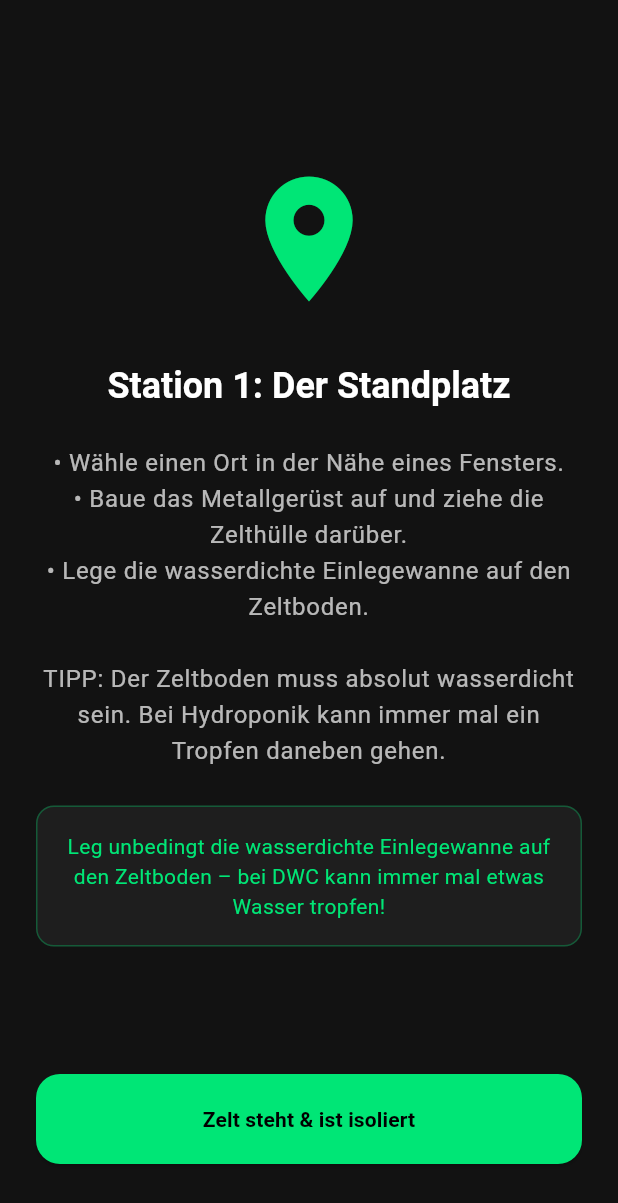
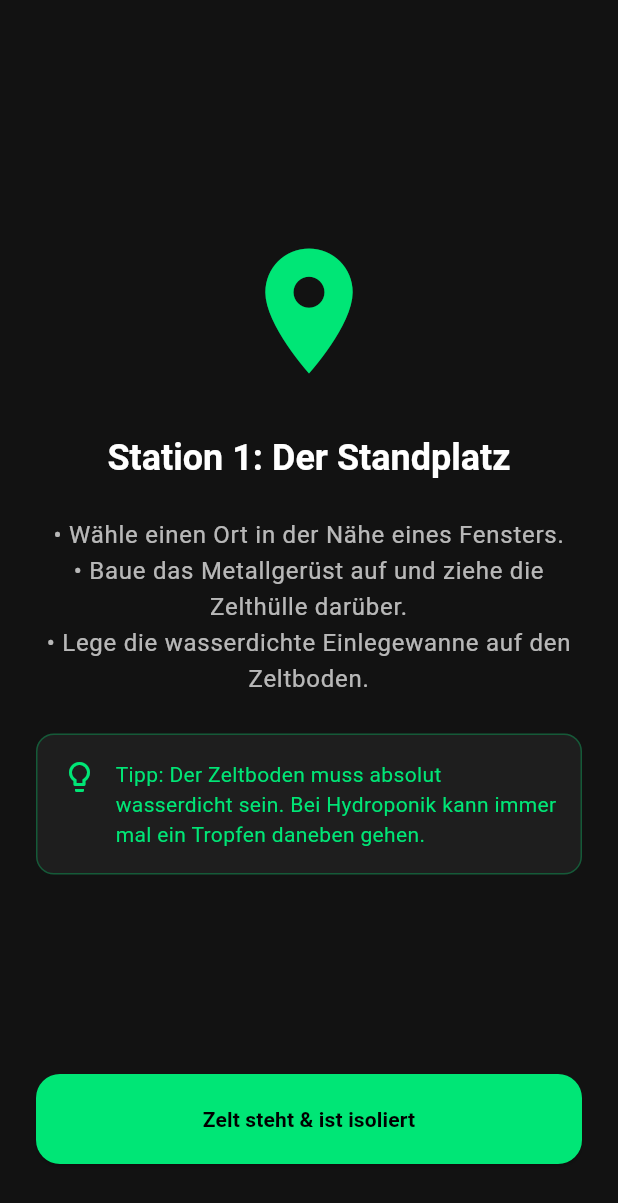
Before and after one commit to mathisHeidrich/Grow_Guide, a Flutter app: the TentSetupScreen screen opened by its route, swiped to page 2, on a phone screen of 412 x 824 dp. Shown: the top 1203 px of the screen. Run offline on Flutter 3.47's test engine with Material 3 defaults, Android fonts, the phone set to English and light mode, and no system bars; our stand-ins replace drift, flutter_local_notifications, flutter_riverpod, go_router, timezone; accounts and stored records are empty; generated files the repository leaves out were written again.

Commit message:
feat(ui): implement universal TipFormattedText and remove duplicate tips

```diff
--- a/lib/l10n/app_de.arb
+++ b/lib/l10n/app_de.arb
@@ -186,43 +186,33 @@
   },
   "tentTitle1": "Station 1: Der Standplatz",
   "tentDesc1": "• Wähle einen Ort in der Nähe eines Fensters.\n• Baue das Metallgerüst auf und ziehe die Zelthülle darüber.\n• Lege die wasserdichte Einlegewanne auf den Zeltboden.\n\nTIPP: Der Zeltboden muss absolut wasserdicht sein. Bei Hydroponik kann immer mal ein Tropfen daneben gehen.",
-  "tentTip1": "Leg unbedingt die wasserdichte Einlegewanne auf den Zeltboden – bei DWC kann immer mal etwas Wasser tropfen!",
   "tentNext1": "Zelt steht & ist isoliert",
   "tentTitle2": "Station 2: Die Lunge des Zeltes",
   "tentDesc2": "• Hänge den Aktivkohlefilter (AKF) und den Rohrventilator ganz oben unter die Zeltdecke.\n• Verbinde beide luftdicht miteinander.\n\nTIPP: Nutze großzügig Panzertape oder starke Schlauchklemmen. Jeder Millimeter, der nicht dicht ist, lässt später ungefilterten Geruch entweichen.",
-  "tentTip2": "Achte darauf, dass die Verbindung zwischen AKF und Ventilator absolut luftdicht ist (Panzertape hilft!).",
   "tentNext2": "Abluft hängt sicher",
   "tentTitle3": "Station 3: Abluftschlauch",
   "tentDesc3": "• Führe den Abluftschlauch vom Ventilator durch eine der oberen Öffnungen nach draußen, idealerweise aus dem Fenster.",
-  "tentTip3": "Die Abluft sollte idealerweise aus dem Raum (z.B. aus dem Fenster) geleitet werden, um die Luftfeuchtigkeit im Zimmer nicht zu stark zu erhöhen.",
   "tentNext3": "Schlauch verlegt",
   "tentTitle4": "Station 4: Die Sonne aufhängen",
   "tentDesc4": "• Hänge deine LED-Lampe mittig im Zelt auf.\n• Verwende stufenlos verstellbare Seilzugratschen (Rope Ratchets), keine starren Ketten.\n\nTIPP: Wenn deine Lampe ein externes Netzteil (Driver) hat, montiere es außerhalb des Zeltes. Das erspart dir im Sommer Hitze.",
-  "tentTip4": "Wenn möglich, montiere das Netzteil (Driver) der Lampe außerhalb des Zeltes, um Hitze im Zelt zu vermeiden.",
   "tentNext4": "Lampe hängt",
   "tentTitle5": "Station 5: Die frische Brise",
   "tentDesc5": "• Befestige deine Umluft-Ventilatoren an den Eckstangen.\n• Richte sie so aus, dass sie später über und unter dem Blätterdach wehen.\n\nTIPP: Richte den Luftstrom niemals direkt auf eine junge Pflanze. Das führt zu massivem Windbrand.",
-  "tentTip5": "Richte die Ventilatoren nie direkt auf die kleinen Pflanzen (Windbrand-Gefahr!), sondern lass sie leicht darüber oder gegen die Zeltwand pusten.",
   "tentNext5": "Ventilatoren montiert",
   "tentTitle6": "Station 6: Eimer & Pumpe",
   "tentDesc6": "• Stelle den leeren DWC-Eimer mittig unter die Lampe.\n• Setze den Netztopf ein.",
-  "tentTip6": "Wasche deinen Blähton VOR der Benutzung extrem gründlich aus, sonst hast du später roten Schlamm im Eimer, der den pH-Wert ruiniert!",
   "tentNext6": "Eimer positioniert",
   "tentTitle7": "Station 7: Die Lunge (Luftpumpe)",
-  "tentDesc7": "• Positioniere die Luftpumpe außerhalb des Zeltes.\n• Führe den Luftschlauch zum Ausströmerstein im Eimer.\n\nTIPP: Stelle die Luftpumpe immer auf eine kleine Erhöhung oberhalb des maximalen Wasserspiegels (Siphon-Effekt verhindern).",
-  "tentTip7": "WICHTIG: Die Luftpumpe MUSS immer außerhalb des Zeltes stehen und am besten höher als der Wasserspiegel! Fällt der Strom aus, kann das Wasser sonst durch den Schlauch in die Pumpe laufen.",
+  "tentDesc7": "• Positioniere die Luftpumpe außerhalb des Zeltes.\n• Führe den Luftschlauch zum Ausströmerstein im Eimer.\n\nTIPP: WICHTIG: Die Luftpumpe MUSS immer außerhalb des Zeltes stehen und am besten höher als der Wasserspiegel! Fällt der Strom aus, kann das Wasser sonst durch den Schlauch in die Pumpe laufen.",
   "tentNext7": "Pumpe platziert",
   "tentTitle8": "Station 8: Verkabelung",
   "tentDesc8": "• Führe alle Kabel sauber durch die vorgesehenen Öffnungen nach draußen.\n\nTIPP: Lege unter keinen Umständen Mehrfachsteckdosen auf den Zeltboden. Wasser und Strom sind lebensgefährlich.",
-  "tentTip8": "Wasser und Strom sind Feinde! Leg NIEMALS Mehrfachsteckdosen auf den Zeltboden. Befestige sie sicher außerhalb oder häng sie weit oben auf.",
   "tentNext8": "Kabel verlegt",
   "tentTitle9": "Station 9: Zeitschaltuhr & Dauerstrom",
   "tentDesc9": "• Schließe die Lampe an die Zeitschaltuhr an.\n• Abluft, Umluft und Luftpumpe laufen auf Dauerstrom (24/7).",
-  "tentTip9": "Abluft, Umluft und vor allem die Luftpumpe für die Wurzeln laufen IMMER (24/7)! Die Luftpumpe darf niemals ausgeschaltet werden.",
   "tentNext9": "Alles verkabelt",
   "tentTitle10": "Station 10: Der letzte Check",
   "tentDesc10": "• Schalte alle Geräte ein und schließe das Zelt vollständig.\n• Zieht sich die Zelthülle leicht nach innen? (Unterdruck-Check).\n\nTIPP: Schalte das Licht im Raum aus. Dringt aus dem Zelt irgendwo Licht nach außen? Klebe Lecks von innen ab.",
-  "tentTip10": "Unterdruck-Check: Ziehen sich die Wände leicht nach innen? Gut! Licht-Check: Mach das Licht im Zimmer aus – dringt irgendwo Licht aus dem Zelt? Klebe es ab!",
   "tentNext10": "Setup abgeschlossen!",
   "ppfdTitle": "PPFD Meter",
   "ppfdCalibrationTitle": "Kalibrierung",
--- a/lib/l10n/app_localizations.dart
+++ b/lib/l10n/app_localizations.dart
@@ -898,12 +898,6 @@ abstract class AppLocalizations {
   /// **'• Wähle einen Ort in der Nähe eines Fensters.\n• Baue das Metallgerüst auf und ziehe die Zelthülle darüber.\n• Lege die wasserdichte Einlegewanne auf den Zeltboden.\n\nTIPP: Der Zeltboden muss absolut wasserdicht sein. Bei Hydroponik kann immer mal ein Tropfen daneben gehen.'**
   String get tentDesc1;
 
-  /// No description provided for @tentTip1.
-  ///
-  /// In de, this message translates to:
-  /// **'Leg unbedingt die wasserdichte Einlegewanne auf den Zeltboden – bei DWC kann immer mal etwas Wasser tropfen!'**
-  String get tentTip1;
-
   /// No description provided for @tentNext1.
   ///
   /// In de, this message translates to:
@@ -922,12 +916,6 @@ abstract class AppLocalizations {
   /// **'• Hänge den Aktivkohlefilter (AKF) und den Rohrventilator ganz oben unter die Zeltdecke.\n• Verbinde beide luftdicht miteinander.\n\nTIPP: Nutze großzügig Panzertape oder starke Schlauchklemmen. Jeder Millimeter, der nicht dicht ist, lässt später ungefilterten Geruch entweichen.'**
   String get tentDesc2;
 
-  /// No description provided for @tentTip2.
-  ///
-  /// In de, this message translates to:
-  /// **'Achte darauf, dass die Verbindung zwischen AKF und Ventilator absolut luftdicht ist (Panzertape hilft!).'**
-  String get tentTip2;
-
   /// No description provided for @tentNext2.
   ///
   /// In de, this message translates to:
@@ -946,12 +934,6 @@ abstract class AppLocalizations {
   /// **'• Führe den Abluftschlauch vom Ventilator durch eine der oberen Öffnungen nach draußen, idealerweise aus dem Fenster.'**
   String get tentDesc3;
 
-  /// No description provided for @tentTip3.
-  ///
-  /// In de, this message translates to:
-  /// **'Die Abluft sollte idealerweise aus dem Raum (z.B. aus dem Fenster) geleitet werden, um die Luftfeuchtigkeit im Zimmer nicht zu stark zu erhöhen.'**
-  String get tentTip3;
-
   /// No description provided for @tentNext3.
   ///
   /// In de, this message translates to:
@@ -970,12 +952,6 @@ abstract class AppLocalizations {
   /// **'• Hänge deine LED-Lampe mittig im Zelt auf.\n• Verwende stufenlos verstellbare Seilzugratschen (Rope Ratchets), keine starren Ketten.\n\nTIPP: Wenn deine Lampe ein externes Netzteil (Driver) hat, montiere es außerhalb des Zeltes. Das erspart dir im Sommer Hitze.'**
   String get tentDesc4;
 
-  /// No description provided for @tentTip4.
-  ///
-  /// In de, this message translates to:
-  /// **'Wenn möglich, montiere das Netzteil (Driver) der Lampe außerhalb des Zeltes, um Hitze im Zelt zu vermeiden.'**
-  String get tentTip4;
-
   /// No description provided for @tentNext4.
   ///
   /// In de, this message translates to:
@@ -994,12 +970,6 @@ abstract class AppLocalizations {
   /// **'• Befestige deine Umluft-Ventilatoren an den Eckstangen.\n• Richte sie so aus, dass sie später über und unter dem Blätterdach wehen.\n\nTIPP: Richte den Luftstrom niemals direkt auf eine junge Pflanze. Das führt zu massivem Windbrand.'**
   String get tentDesc5;
 
-  /// No description provided for @tentTip5.
-  ///
-  /// In de, this message translates to:
-  /// **'Richte die Ventilatoren nie direkt auf die kleinen Pflanzen (Windbrand-Gefahr!), sondern lass sie leicht darüber oder gegen die Zeltwand pusten.'**
-  String get tentTip5;
-
   /// No description provided for @tentNext5.
   ///
   /// In de, this message translates to:
@@ -1018,12 +988,6 @@ abstract class AppLocalizations {
   /// **'• Stelle den leeren DWC-Eimer mittig unter die Lampe.\n• Setze den Netztopf ein.'**
   String get tentDesc6;
 
-  /// No description provided for @tentTip6.
-  ///
-  /// In de, this message translates to:
-  /// **'Wasche deinen Blähton VOR der Benutzung extrem gründlich aus, sonst hast du später roten Schlamm im Eimer, der den pH-Wert ruiniert!'**
-  String get tentTip6;
-
   /// No description provided for @tentNext6.
   ///
   /// In de, this message translates to:
@@ -1039,14 +1003,8 @@ abstract class AppLocalizations {
   /// No description provided for @tentDesc7.
   ///
   /// In de, this message translates to:
-  /// **'• Positioniere die Luftpumpe außerhalb des Zeltes.\n• Führe den Luftschlauch zum Ausströmerstein im Eimer.\n\nTIPP: Stelle die Luftpumpe immer auf eine kleine Erhöhung oberhalb des maximalen Wasserspiegels (Siphon-Effekt verhindern).'**
+  /// **'• Positioniere die Luftpumpe außerhalb des Zeltes.\n• Führe den Luftschlauch zum Ausströmerstein im Eimer.\n\nTIPP: WICHTIG: Die Luftpumpe MUSS immer außerhalb des Zeltes stehen und am besten höher als der Wasserspiegel! Fällt der Strom aus, kann das Wasser sonst durch den Schlauch in die Pumpe laufen.'**
   String get tentDesc7;
-
-  /// No description provided for @tentTip7.
-  ///
-  /// In de, this message translates to:
-  /// **'WICHTIG: Die Luftpumpe MUSS immer außerhalb des Zeltes stehen und am besten höher als der Wasserspiegel! Fällt der Strom aus, kann das Wasser sonst durch den Schlauch in die Pumpe laufen.'**
-  String get tentTip7;
 
   /// No description provided for @tentNext7.
   ///
@@ -1066,12 +1024,6 @@ abstract class AppLocalizations {
   /// **'• Führe alle Kabel sauber durch die vorgesehenen Öffnungen nach draußen.\n\nTIPP: Lege unter keinen Umständen Mehrfachsteckdosen auf den Zeltboden. Wasser und Strom sind lebensgefährlich.'**
   String get tentDesc8;
 
-  /// No description provided for @tentTip8.
-  ///
-  /// In de, this message translates to:
-  /// **'Wasser und Strom sind Feinde! Leg NIEMALS Mehrfachsteckdosen auf den Zeltboden. Befestige sie sicher außerhalb oder häng sie weit oben auf.'**
-  String get tentTip8;
-
   /// No description provided for @tentNext8.
   ///
   /// In de, this message translates to:
@@ -1090,12 +1042,6 @@ abstract class AppLocalizations {
   /// **'• Schließe die Lampe an die Zeitschaltuhr an.\n• Abluft, Umluft und Luftpumpe laufen auf Dauerstrom (24/7).'**
   String get tentDesc9;
 
-  /// No description provided for @tentTip9.
-  ///
-  /// In de, this message translates to:
-  /// **'Abluft, Umluft und vor allem die Luftpumpe für die Wurzeln laufen IMMER (24/7)! Die Luftpumpe darf niemals ausgeschaltet werden.'**
-  String get tentTip9;
-
   /// No description provided for @tentNext9.
   ///
   /// In de, this message translates to:
@@ -1113,12 +1059,6 @@ abstract class AppLocalizations {
   /// In de, this message translates to:
   /// **'• Schalte alle Geräte ein und schließe das Zelt vollständig.\n• Zieht sich die Zelthülle leicht nach innen? (Unterdruck-Check).\n\nTIPP: Schalte das Licht im Raum aus. Dringt aus dem Zelt irgendwo Licht nach außen? Klebe Lecks von innen ab.'**
   String get tentDesc10;
-
-  /// No description provided for @tentTip10.
-  ///
-  /// In de, this message translates to:
-  /// **'Unterdruck-Check: Ziehen sich die Wände leicht nach innen? Gut! Licht-Check: Mach das Licht im Zimmer aus – dringt irgendwo Licht aus dem Zelt? Klebe es ab!'**
-  String get tentTip10;
 
   /// No description provided for @tentNext10.
   ///
--- a/lib/l10n/app_localizations_de.dart
+++ b/lib/l10n/app_localizations_de.dart
@@ -451,10 +451,6 @@ class AppLocalizationsDe extends AppLocalizations {
       '• Wähle einen Ort in der Nähe eines Fensters.\n• Baue das Metallgerüst auf und ziehe die Zelthülle darüber.\n• Lege die wasserdichte Einlegewanne auf den Zeltboden.\n\nTIPP: Der Zeltboden muss absolut wasserdicht sein. Bei Hydroponik kann immer mal ein Tropfen daneben gehen.';
 
   @override
-  String get tentTip1 =>
-      'Leg unbedingt die wasserdichte Einlegewanne auf den Zeltboden – bei DWC kann immer mal etwas Wasser tropfen!';
-
-  @override
   String get tentNext1 => 'Zelt steht & ist isoliert';
 
   @override
@@ -465,10 +461,6 @@ class AppLocalizationsDe extends AppLocalizations {
       '• Hänge den Aktivkohlefilter (AKF) und den Rohrventilator ganz oben unter die Zeltdecke.\n• Verbinde beide luftdicht miteinander.\n\nTIPP: Nutze großzügig Panzertape oder starke Schlauchklemmen. Jeder Millimeter, der nicht dicht ist, lässt später ungefilterten Geruch entweichen.';
 
   @override
-  String get tentTip2 =>
-      'Achte darauf, dass die Verbindung zwischen AKF und Ventilator absolut luftdicht ist (Panzertape hilft!).';
-
-  @override
   String get tentNext2 => 'Abluft hängt sicher';
 
   @override
@@ -479,10 +471,6 @@ class AppLocalizationsDe extends AppLocalizations {
       '• Führe den Abluftschlauch vom Ventilator durch eine der oberen Öffnungen nach draußen, idealerweise aus dem Fenster.';
 
   @override
-  String get tentTip3 =>
-      'Die Abluft sollte idealerweise aus dem Raum (z.B. aus dem Fenster) geleitet werden, um die Luftfeuchtigkeit im Zimmer nicht zu stark zu erhöhen.';
-
-  @override
   String get tentNext3 => 'Schlauch verlegt';
 
   @override
@@ -493,10 +481,6 @@ class AppLocalizationsDe extends AppLocalizations {
       '• Hänge deine LED-Lampe mittig im Zelt auf.\n• Verwende stufenlos verstellbare Seilzugratschen (Rope Ratchets), keine starren Ketten.\n\nTIPP: Wenn deine Lampe ein externes Netzteil (Driver) hat, montiere es außerhalb des Zeltes. Das erspart dir im Sommer Hitze.';
 
   @override
-  String get tentTip4 =>
-      'Wenn möglich, montiere das Netzteil (Driver) der Lampe außerhalb des Zeltes, um Hitze im Zelt zu vermeiden.';
-
-  @override
   String get tentNext4 => 'Lampe hängt';
 
   @override
@@ -507,10 +491,6 @@ class AppLocalizationsDe extends AppLocalizations {
       '• Befestige deine Umluft-Ventilatoren an den Eckstangen.\n• Richte sie so aus, dass sie später über und unter dem Blätterdach wehen.\n\nTIPP: Richte den Luftstrom niemals direkt auf eine junge Pflanze. Das führt zu massivem Windbrand.';
 
   @override
-  String get tentTip5 =>
-      'Richte die Ventilatoren nie direkt auf die kleinen Pflanzen (Windbrand-Gefahr!), sondern lass sie leicht darüber oder gegen die Zeltwand pusten.';
-
-  @override
   String get tentNext5 => 'Ventilatoren montiert';
 
   @override
@@ -521,10 +501,6 @@ class AppLocalizationsDe extends AppLocalizations {
       '• Stelle den leeren DWC-Eimer mittig unter die Lampe.\n• Setze den Netztopf ein.';
 
   @override
-  String get tentTip6 =>
-      'Wasche deinen Blähton VOR der Benutzung extrem gründlich aus, sonst hast du später roten Schlamm im Eimer, der den pH-Wert ruiniert!';
-
-  @override
   String get tentNext6 => 'Eimer positioniert';
 
   @override
@@ -532,11 +508,7 @@ class AppLocalizationsDe extends AppLocalizations {
 
   @override
   String get tentDesc7 =>
-      '• Positioniere die Luftpumpe außerhalb des Zeltes.\n• Führe den Luftschlauch zum Ausströmerstein im Eimer.\n\nTIPP: Stelle die Luftpumpe immer auf eine kleine Erhöhung oberhalb des maximalen Wasserspiegels (Siphon-Effekt verhindern).';
-
-  @override
-  String get tentTip7 =>
-      'WICHTIG: Die Luftpumpe MUSS immer außerhalb des Zeltes stehen und am besten höher als der Wasserspiegel! Fällt der Strom aus, kann das Wasser sonst durch den Schlauch in die Pumpe laufen.';
+      '• Positioniere die Luftpumpe außerhalb des Zeltes.\n• Führe den Luftschlauch zum Ausströmerstein im Eimer.\n\nTIPP: WICHTIG: Die Luftpumpe MUSS immer außerhalb des Zeltes stehen und am besten höher als der Wasserspiegel! Fällt der Strom aus, kann das Wasser sonst durch den Schlauch in die Pumpe laufen.';
 
   @override
   String get tentNext7 => 'Pumpe platziert';
@@ -549,10 +521,6 @@ class AppLocalizationsDe extends AppLocalizations {
       '• Führe alle Kabel sauber durch die vorgesehenen Öffnungen nach draußen.\n\nTIPP: Lege unter keinen Umständen Mehrfachsteckdosen auf den Zeltboden. Wasser und Strom sind lebensgefährlich.';
 
   @override
-  String get tentTip8 =>
-      'Wasser und Strom sind Feinde! Leg NIEMALS Mehrfachsteckdosen auf den Zeltboden. Befestige sie sicher außerhalb oder häng sie weit oben auf.';
-
-  @override
   String get tentNext8 => 'Kabel verlegt';
 
   @override
@@ -563,10 +531,6 @@ class AppLocalizationsDe extends AppLocalizations {
       '• Schließe die Lampe an die Zeitschaltuhr an.\n• Abluft, Umluft und Luftpumpe laufen auf Dauerstrom (24/7).';
 
   @override
-  String get tentTip9 =>
-      'Abluft, Umluft und vor allem die Luftpumpe für die Wurzeln laufen IMMER (24/7)! Die Luftpumpe darf niemals ausgeschaltet werden.';
-
-  @override
   String get tentNext9 => 'Alles verkabelt';
 
   @override
@@ -575,10 +539,6 @@ class AppLocalizationsDe extends AppLocalizations {
   @override
   String get tentDesc10 =>
       '• Schalte alle Geräte ein und schließe das Zelt vollständig.\n• Zieht sich die Zelthülle leicht nach innen? (Unterdruck-Check).\n\nTIPP: Schalte das Licht im Raum aus. Dringt aus dem Zelt irgendwo Licht nach außen? Klebe Lecks von innen ab.';
-
-  @override
-  String get tentTip10 =>
-      'Unterdruck-Check: Ziehen sich die Wände leicht nach innen? Gut! Licht-Check: Mach das Licht im Zimmer aus – dringt irgendwo Licht aus dem Zelt? Klebe es ab!';
 
   @override
   String get tentNext10 => 'Setup abgeschlossen!';
--- a/lib/screens/checkin_screen.dart
+++ b/lib/screens/checkin_screen.dart
@@ -1,6 +1,7 @@
 import '../providers/time_provider.dart';
 import 'package:drift/drift.dart' as drift;
 import 'package:flutter/material.dart';
+import '../widgets/tip_formatted_text.dart';
 import 'package:flutter_riverpod/flutter_riverpod.dart';
 import 'package:go_router/go_router.dart';
 import '../providers/database_provider.dart';
@@ -1273,7 +1274,7 @@ class _CheckinScreenState extends ConsumerState<CheckinScreen> {
             textAlign: TextAlign.center,
           ),
           const SizedBox(height: 24),
-          Text(
+          TipFormattedText(
             text,
             style: Theme.of(context).textTheme.bodyLarge?.copyWith(
                   color: Colors.white70,
--- a/lib/screens/finish_wizard_screen.dart
+++ b/lib/screens/finish_wizard_screen.dart
@@ -1,4 +1,5 @@
 import 'package:flutter/material.dart';
+import '../widgets/tip_formatted_text.dart';
 import 'package:drift/drift.dart' as drift;
 import 'package:flutter_riverpod/flutter_riverpod.dart';
 import 'package:go_router/go_router.dart';
@@ -218,7 +219,7 @@ class _FinishWizardScreenState extends ConsumerState<FinishWizardScreen> {
             textAlign: TextAlign.center,
           ),
           const SizedBox(height: 24),
-          Text(
+          TipFormattedText(
             text,
             style: Theme.of(context).textTheme.bodyLarge?.copyWith(
                   color: Colors.white70,
--- a/lib/screens/harvest_wizard_screen.dart
+++ b/lib/screens/harvest_wizard_screen.dart
@@ -1,4 +1,5 @@
 import 'package:flutter/material.dart';
+import '../widgets/tip_formatted_text.dart';
 import 'package:drift/drift.dart' as drift;
 import 'package:flutter_riverpod/flutter_riverpod.dart';
 import 'package:go_router/go_router.dart';
@@ -142,7 +143,7 @@ class _HarvestWizardScreenState extends ConsumerState<HarvestWizardScreen> {
             textAlign: TextAlign.center,
           ),
           const SizedBox(height: 24),
-          Text(
+          TipFormattedText(
             text,
             style: Theme.of(context).textTheme.bodyLarge?.copyWith(
                   color: Colors.white70,
--- a/lib/screens/tent_setup_screen.dart
+++ b/lib/screens/tent_setup_screen.dart
@@ -1,4 +1,5 @@
 import 'package:flutter/material.dart';
+import '../widgets/tip_formatted_text.dart';
 import 'package:flutter_riverpod/flutter_riverpod.dart';
 import 'package:go_router/go_router.dart';
 import '../providers/database_provider.dart';
@@ -59,7 +60,6 @@ class _TentSetupScreenState extends ConsumerState<TentSetupScreen> {
             _buildSlide(
               title: l10n.tentTitle1,
               text: l10n.tentDesc1,
-              tipText: l10n.tentTip1,
               icon: Icons.place,
               nextButtonText: l10n.tentNext1,
               onNext: _nextPage,
@@ -67,7 +67,6 @@ class _TentSetupScreenState extends ConsumerState<TentSetupScreen> {
             _buildSlide(
               title: l10n.tentTitle2,
               text: l10n.tentDesc2,
-              tipText: l10n.tentTip2,
               icon: Icons.filter_alt,
               nextButtonText: l10n.tentNext2,
               onNext: _nextPage,
@@ -76,7 +75,6 @@ class _TentSetupScreenState extends ConsumerState<TentSetupScreen> {
             _buildSlide(
               title: l10n.tentTitle3,
               text: l10n.tentDesc3,
-              tipText: l10n.tentTip3,
               icon: Icons.air,
               nextButtonText: l10n.tentNext3,
               onNext: _nextPage,
@@ -85,7 +83,6 @@ class _TentSetupScreenState extends ConsumerState<TentSetupScreen> {
             _buildSlide(
               title: l10n.tentTitle4,
               text: l10n.tentDesc4,
-              tipText: l10n.tentTip4,
               icon: Icons.lightbulb,
               nextButtonText: l10n.tentNext4,
               onNext: _nextPage,
@@ -106,7 +103,6 @@ class _TentSetupScreenState extends ConsumerState<TentSetupScreen> {
             _buildSlide(
               title: l10n.tentTitle5,
               text: l10n.tentDesc5,
-              tipText: l10n.tentTip5,
               icon: Icons.cyclone,
               nextButtonText: l10n.tentNext5,
               onNext: _nextPage,
@@ -115,7 +111,6 @@ class _TentSetupScreenState extends ConsumerState<TentSetupScreen> {
             _buildSlide(
               title: l10n.tentTitle6,
               text: l10n.tentDesc6,
-              tipText: l10n.tentTip6,
               icon: Icons.delete,
               nextButtonText: l10n.tentNext6,
               onNext: _nextPage,
@@ -124,7 +119,6 @@ class _TentSetupScreenState extends ConsumerState<TentSetupScreen> {
             _buildSlide(
               title: l10n.tentTitle7,
               text: l10n.tentDesc7,
-              tipText: l10n.tentTip7,
               icon: Icons.bubble_chart,
               iconColor:
                   AppColors.errorRed, // warning color for safety tip
@@ -135,7 +129,6 @@ class _TentSetupScreenState extends ConsumerState<TentSetupScreen> {
             _buildSlide(
               title: l10n.tentTitle8,
               text: l10n.tentDesc8,
-              tipText: l10n.tentTip8,
               icon: Icons.warning,
               iconColor:
                   AppColors.errorRed, // warning color for safety tip
@@ -146,7 +139,6 @@ class _TentSetupScreenState extends ConsumerState<TentSetupScreen> {
             _buildSlide(
               title: l10n.tentTitle9,
               text: l10n.tentDesc9,
-              tipText: l10n.tentTip9,
               icon: Icons.timer,
               nextButtonText: l10n.tentNext9,
               onNext: _nextPage,
@@ -155,7 +147,6 @@ class _TentSetupScreenState extends ConsumerState<TentSetupScreen> {
             _buildSlide(
               title: l10n.tentTitle10,
               text: l10n.tentDesc10,
-              tipText: l10n.tentTip10,
               icon: Icons.check_circle,
               nextButtonText: l10n.tentNext10,
               onNext: _completeSetup,
@@ -170,7 +161,6 @@ class _TentSetupScreenState extends ConsumerState<TentSetupScreen> {
   Widget _buildSlide({
     required String title,
     required String text,
-    String? tipText,
     required IconData icon,
     Color iconColor = AppColors.growGreen,
     required String nextButtonText,
@@ -197,30 +187,13 @@ class _TentSetupScreenState extends ConsumerState<TentSetupScreen> {
             textAlign: TextAlign.center,
           ),
           const SizedBox(height: 24),
-          Text(
+          TipFormattedText(
             text,
             style: Theme.of(context).textTheme.bodyLarge?.copyWith(
                   color: Colors.white70,
                 ),
             textAlign: TextAlign.center,
           ),
-          if (tipText != null) ...[
-            const SizedBox(height: 24),
-            Container(
-              padding: const EdgeInsets.all(16),
-              decoration: BoxDecoration(
-                color: AppColors.surface,
-                borderRadius: BorderRadius.circular(12),
-                border:
-                    Border.all(color: AppColors.growGreen.withValues(alpha: 0.3)),
-              ),
-              child: Text(
-                tipText,
-                style: const TextStyle(color: AppColors.growGreen),
-                textAlign: TextAlign.center,
-              ),
-            ),
-          ],
           if (extraWidget != null) ...[
             const SizedBox(height: 24),
             extraWidget,
--- /dev/null
+++ b/lib/widgets/tip_formatted_text.dart
@@ -0,0 +1,80 @@
+import 'package:flutter/material.dart';
+import '../theme/app_colors.dart';
+
+class TipFormattedText extends StatelessWidget {
+  final String text;
+  final TextStyle? style;
+  final TextAlign? textAlign;
+
+  const TipFormattedText(
+    this.text, {
+    super.key,
+    this.style,
+    this.textAlign,
+  });
+
+  @override
+  Widget build(BuildContext context) {
+    // Check if the text contains a tip indicator
+    final tipRegex = RegExp(r'(\n\n)?(?:TIPP|Tipp|Pro-Tipp):\s*(.*)', dotAll: true);
+    final match = tipRegex.firstMatch(text);
+
+    if (match != null) {
+      final beforeText = text.substring(0, match.start).trim();
+      final tipText = match.group(2)?.trim() ?? '';
+
+      return Column(
+        crossAxisAlignment: CrossAxisAlignment.stretch,
+        children: [
+          if (beforeText.isNotEmpty) ...[
+            Text(
+              beforeText,
+              style: style,
+              textAlign: textAlign,
+            ),
+            const SizedBox(height: 24),
+          ],
+          if (tipText.isNotEmpty)
+            Container(
+              padding: const EdgeInsets.all(16),
+              decoration: BoxDecoration(
+                color: AppColors.surface,
+                borderRadius: BorderRadius.circular(12),
+                border: Border.all(
+                  color: AppColors.growGreen.withValues(alpha: 0.3),
+                ),
+              ),
+              child: Row(
+                crossAxisAlignment: CrossAxisAlignment.start,
+                children: [
+                  const Icon(
+                    Icons.lightbulb_outline,
+                    color: AppColors.growGreen,
+                    size: 24,
+                  ),
+                  const SizedBox(width: 12),
+                  Expanded(
+                    child: Text(
+                      'Tipp: $tipText',
+                      style: const TextStyle(
+                        color: AppColors.growGreen,
+                        height: 1.4,
+                      ),
+                      textAlign: TextAlign.left,
+                    ),
+                  ),
+                ],
+              ),
+            ),
+        ],
+      );
+    }
+
+    // Fallback if no tip is found
+    return Text(
+      text,
+      style: style,
+      textAlign: textAlign,
+    );
+  }
+}
```
Also changed, not shown: lib/screens/germination_wizard_screen.dart (+4 -3 lines), lib/screens/hardware_advisor_screen.dart (+3 -19 lines).
